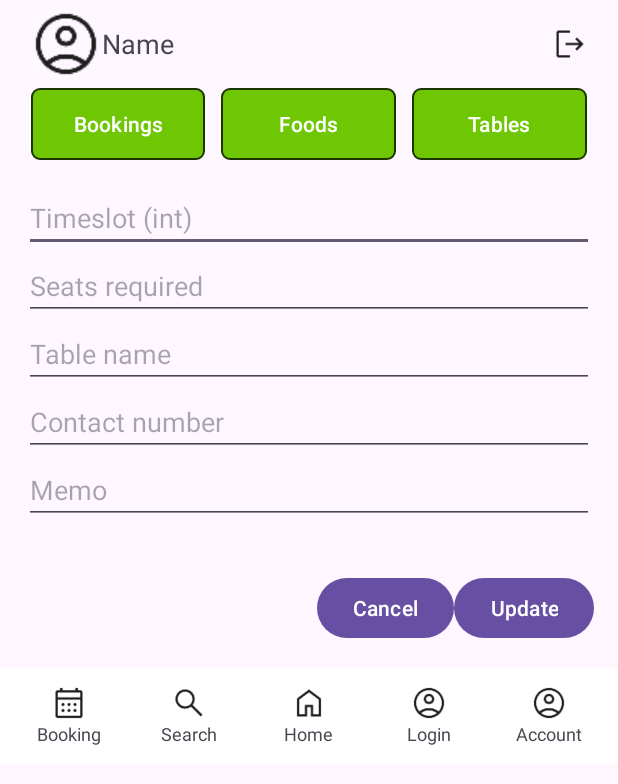
After one commit to nianxiangchuiyan/ISCG7424-Group-Android-, an Android app: the AdminBookingDetailActivity screen opened directly, with no data from a screen before it, on a phone screen of 412 x 824 dp. The commit adds this screen. Shown: the top 784 px of the screen. Run offline under Robolectric (Android 15) with nearby library versions, the phone set to English and light mode, and no system bars; our stand-ins replace Firebase (no records; nobody signed in at launch, a user with empty details on screens opened directly).

Commit message:
Basic Admin page

```diff
--- a/app/src/main/AndroidManifest.xml
+++ b/app/src/main/AndroidManifest.xml
@@ -29,12 +29,15 @@
         <activity android:name=".Customer.CustomerMainActivity" android:exported="false" />
         <activity android:name=".Customer.CusFoodListActivity" android:exported="false" />
         <activity android:name=".Customer.CusFoodAddActivity" android:exported="false" />
+        <!--Admin Activity -->
+        <activity android:name=".admin.AdminBookingAddActivity" android:exported="false"/>
 
+        <activity android:name=".admin.AdminMainActivity" android:exported="false"/>
         <!-- Other Activities -->
         <activity android:name=".MainActivity" android:exported="false" />
         <activity android:name=".UploadDataActivity" android:exported="false" />
         <activity android:name=".RegisterActivity" android:exported="false" />
-
+        <activity android:name=".admin.AdminBookingDetailActivity" android:exported="false"/>
         <!-- Launcher Activity -->
         <activity
             android:name=".LoginActivity"
--- a/app/src/main/java/com/dinecraft/app/Customer/CustomerMainActivity.java
+++ b/app/src/main/java/com/dinecraft/app/Customer/CustomerMainActivity.java
@@ -31,7 +31,7 @@ public class CustomerMainActivity extends BaseActivity {
         super.onCreate(savedInstanceState);
         setContentView(R.layout.activity_customer_main);
         setupCusNav(); // reuse existing nav include
-
+        setupBottomNav();
         rv = findViewById(R.id.rv_customer_bookings);
         rv.setLayoutManager(new LinearLayoutManager(this));
 
--- a/app/src/main/java/com/dinecraft/app/MainActivity.java
+++ b/app/src/main/java/com/dinecraft/app/MainActivity.java
@@ -11,6 +11,7 @@ import androidx.core.view.ViewCompat;
 import androidx.core.view.WindowInsetsCompat;
 
 import com.dinecraft.app.Customer.CustomerMainActivity;
+import com.dinecraft.app.admin.AdminMainActivity;
 import com.dinecraft.app.staff.StaffMainActivity;
 import com.google.firebase.firestore.FirebaseFirestore;
 import com.google.firebase.firestore.QueryDocumentSnapshot;
@@ -38,6 +39,10 @@ public class MainActivity extends BaseActivity {
     //Temp function to go to staff main activity
     public void goStaff(View view) {
         Intent i = new Intent(this, StaffMainActivity.class);
+        startActivity(i);
+    }
+    public void goAdmin(View view) {
+        Intent i = new Intent(this, AdminMainActivity.class);
         startActivity(i);
     }
     public void goToCustomerMain(View view) {
--- /dev/null
+++ b/app/src/main/java/com/dinecraft/app/admin/AdminBookingDetailActivity.java
@@ -0,0 +1,80 @@
+package com.dinecraft.app.admin;
+
+import android.content.Intent;
+import android.os.Bundle;
+import android.widget.Button;
+import android.widget.EditText;
+import android.widget.Toast;
+
+import com.dinecraft.app.BaseActivity;
+import com.dinecraft.app.Booking;
+import com.dinecraft.app.R;
+import com.google.firebase.firestore.FirebaseFirestore;
+
+public class AdminBookingDetailActivity extends BaseActivity {
+
+    private EditText edtTimeslot, edtSeats, edtTableName, edtContact, edtMemo;
+    private Button btnUpdate, btnCancel;
+    private String docId;
+
+    @Override
+    protected void onCreate(Bundle savedInstanceState) {
+        super.onCreate(savedInstanceState);
+        setContentView(R.layout.activity_admin_booking_detail);
+        setupStaffNav();
+
+        docId = getIntent().getStringExtra("doc_id");
+
+        edtTimeslot = findViewById(R.id.edt_timeslot);
+        edtSeats = findViewById(R.id.edt_seats);
+        edtTableName = findViewById(R.id.edt_table_name);
+        edtContact = findViewById(R.id.edt_contact_number);
+        edtMemo = findViewById(R.id.edt_memo);
+
+        btnUpdate = findViewById(R.id.btn_update);
+        btnCancel = findViewById(R.id.btn_cancel);
+
+        // Load data
+        loadBookingDetails();
+
+        btnUpdate.setOnClickListener(v -> {
+            updateBooking();
+        });
+
+        btnCancel.setOnClickListener(v -> {
+            startActivity(new Intent(getApplicationContext(), AdminMainActivity.class));
+            finish();
+        });
+    }
+
+    private void loadBookingDetails() {
+        FirebaseFirestore.getInstance().collection("bookings").document(docId)
+                .get()
+                .addOnSuccessListener(doc -> {
+                    if (doc.exists()) {
+                        Booking booking = doc.toObject(Booking.class);
+                        edtTimeslot.setText(String.valueOf(booking.getTimeslot()));
+                        edtSeats.setText(String.valueOf(booking.getSeat_required()));
+                        edtTableName.setText(booking.getTable_name());
+                        edtContact.setText(booking.getContact_number());
+                        edtMemo.setText(booking.getMemo());
+                    }
+                });
+    }
+
+    private void updateBooking() {
+        int timeslot = Integer.parseInt(edtTimeslot.getText().toString().trim());
+        int seats = Integer.parseInt(edtSeats.getText().toString().trim());
+        String tableName = edtTableName.getText().toString().trim();
+        String contact = edtContact.getText().toString().trim();
+        String memo = edtMemo.getText().toString().trim();
+
+        FirebaseFirestore.getInstance().collection("bookings").document(docId)
+                .update("timeslot", timeslot, "seat_required", seats, "table_name", tableName, "contact_number", contact, "memo", memo)
+                .addOnSuccessListener(aVoid -> {
+                    Toast.makeText(this, "Booking updated", Toast.LENGTH_SHORT).show();
+                    startActivity(new Intent(getApplicationContext(), AdminMainActivity.class));
+                    finish();
+                });
+    }
+}
--- /dev/null
+++ b/app/src/main/res/layout/activity_admin_booking_detail.xml
@@ -0,0 +1,72 @@
+<?xml version="1.0" encoding="utf-8"?>
+<LinearLayout xmlns:android="http://schemas.android.com/apk/res/android"
+    xmlns:app="http://schemas.android.com/apk/res-auto"
+    xmlns:tools="http://schemas.android.com/tools"
+    android:id="@+id/main"
+    android:layout_width="match_parent"
+    android:layout_height="match_parent"
+    android:orientation="vertical"
+    tools:context=".admin.AdminBookingDetailActivity">
+
+    <include layout="@layout/include_top_profile" />
+    <include layout="@layout/include_staff_nav" />
+
+    <LinearLayout
+        android:layout_width="match_parent"
+        android:layout_height="wrap_content"
+        android:orientation="vertical"
+        android:padding="16dp">
+
+        <EditText
+            android:id="@+id/edt_timeslot"
+            android:layout_width="match_parent"
+            android:layout_height="wrap_content"
+            android:hint="Timeslot (int)"
+            android:inputType="number"/>
+
+        <EditText
+            android:id="@+id/edt_seats"
+            android:layout_width="match_parent"
+            android:layout_height="wrap_content"
+            android:hint="Seats required"
+            android:inputType="number"/>
+
+        <EditText
+            android:id="@+id/edt_table_name"
+            android:layout_width="match_parent"
+            android:layout_height="wrap_content"
+            android:hint="Table name"/>
+
+        <EditText
+            android:id="@+id/edt_contact_number"
+            android:layout_width="match_parent"
+            android:layout_height="wrap_content"
+            android:hint="Contact number"
+            android:inputType="phone"/>
+
+        <EditText
+            android:id="@+id/edt_memo"
+            android:layout_width="match_parent"
+            android:layout_height="wrap_content"
+            android:hint="Memo"/>
+    </LinearLayout>
+
+    <LinearLayout
+        android:layout_width="match_parent"
+        android:layout_height="wrap_content"
+        android:gravity="end"
+        android:padding="16dp">
+        <Button
+            android:id="@+id/btn_cancel"
+            android:layout_width="wrap_content"
+            android:layout_height="wrap_content"
+            android:text="Cancel"/>
+        <Button
+            android:id="@+id/btn_update"
+            android:layout_width="wrap_content"
+            android:layout_height="wrap_content"
+            android:text="Update"/>
+    </LinearLayout>
+
+    <include layout="@layout/include_bottom_nav" />
+</LinearLayout>
--- a/app/src/main/res/layout/activity_main.xml
+++ b/app/src/main/res/layout/activity_main.xml
@@ -24,6 +24,11 @@
     <Button
         android:layout_width="wrap_content"
         android:layout_height="wrap_content"
+        android:text="Temp > admin Dashboard"
+        android:onClick="goAdmin"/>
+    <Button
+        android:layout_width="wrap_content"
+        android:layout_height="wrap_content"
         android:text="Temp > Customer Dashboard"
         android:onClick="goToCustomerMain"/>
     <Button
```
Also changed, not shown: app/src/main/java/com/dinecraft/app/admin/AdminBookingAddActivity.java (added, +72 -0 lines), app/src/main/java/com/dinecraft/app/admin/AdminBookingRVAdapter.java (added, +66 -0 lines), app/src/main/java/com/dinecraft/app/admin/AdminMainActivity.java (added, +63 -0 lines), app/src/main/res/layout/activity_admin_booking_add.xml (added, +37 -0 lines), app/src/main/res/layout/activity_admin_main.xml (added, +34 -0 lines).
